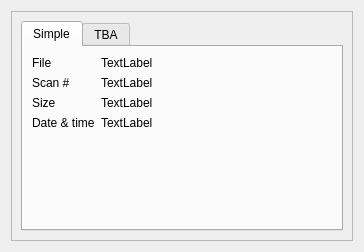
Above: mdaviz/resources/mda_search.ui from BCDA-APS/mdaviz before the change. Below: the same form after it.
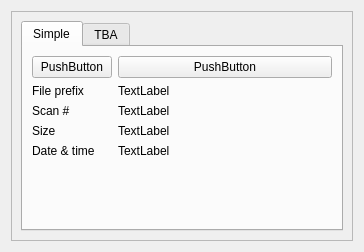
That is the form after the change.

Commit message: add pushbutton previous & next

Diff of the .ui file:
```diff
--- a/mdaviz/resources/mda_search.ui
+++ b/mdaviz/resources/mda_search.ui
@@ -39,24 +39,24 @@
            <string>Simple</string>
           </attribute>
           <layout class="QFormLayout" name="formLayout">
-           <item row="0" column="0">
+           <item row="1" column="0">
             <widget class="QLabel" name="fiile_label">
              <property name="toolTip">
               <string>Search for runs that match this Bluesky plan.</string>
              </property>
              <property name="text">
-              <string>File</string>
+              <string>File prefix</string>
              </property>
             </widget>
            </item>
-           <item row="0" column="1">
+           <item row="1" column="1">
             <widget class="QLabel" name="file_name">
              <property name="text">
               <string>TextLabel</string>
              </property>
             </widget>
            </item>
-           <item row="1" column="0">
+           <item row="2" column="0">
             <widget class="QLabel" name="scan_label">
              <property name="toolTip">
               <string>Search for runs with this scan ID.</string>
@@ -66,28 +66,28 @@
              </property>
             </widget>
            </item>
-           <item row="1" column="1">
+           <item row="2" column="1">
             <widget class="QLabel" name="file_num">
              <property name="text">
               <string>TextLabel</string>
              </property>
             </widget>
            </item>
-           <item row="2" column="0">
+           <item row="3" column="0">
             <widget class="QLabel" name="size_label">
              <property name="text">
               <string>Size</string>
              </property>
             </widget>
            </item>
-           <item row="2" column="1">
+           <item row="3" column="1">
             <widget class="QLabel" name="file_size">
              <property name="text">
               <string>TextLabel</string>
              </property>
             </widget>
            </item>
-           <item row="3" column="0">
+           <item row="4" column="0">
             <widget class="QLabel" name="date_label">
              <property name="toolTip">
               <string>Search for runs with these detector(s). Use a comma to separate more than one name. (such as &quot;diode, I0&quot;)</string>
@@ -97,13 +97,27 @@
              </property>
             </widget>
            </item>
-           <item row="3" column="1">
+           <item row="4" column="1">
             <widget class="QLabel" name="file_date">
              <property name="text">
               <string>TextLabel</string>
              </property>
             </widget>
            </item>
+           <item row="0" column="0">
+            <widget class="QPushButton" name="previous">
+             <property name="text">
+              <string>PushButton</string>
+             </property>
+            </widget>
+           </item>
+           <item row="0" column="1">
+            <widget class="QPushButton" name="next">
+             <property name="text">
+              <string>PushButton</string>
+             </property>
+            </widget>
+           </item>
           </layout>
          </widget>
          <widget class="QWidget" name="TabWidgetPage2">
```
